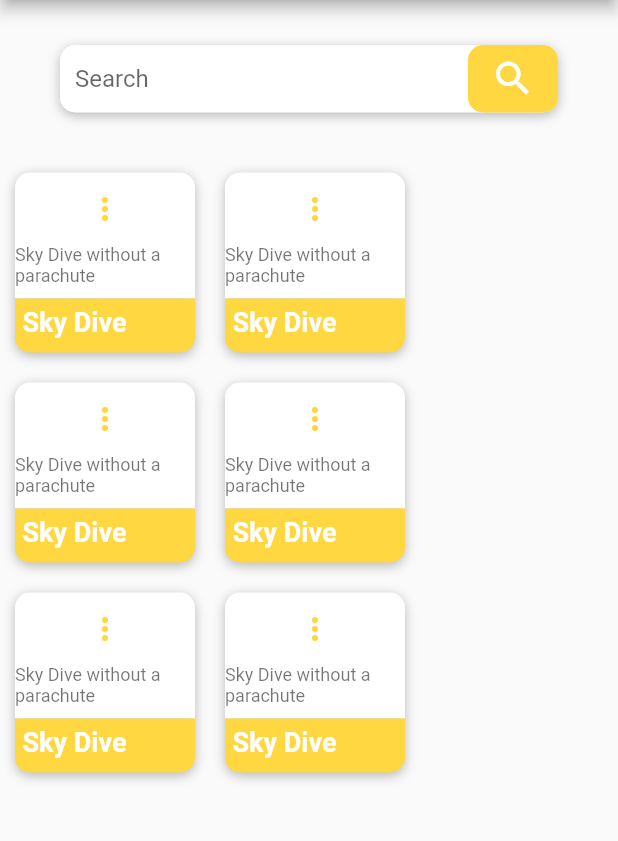
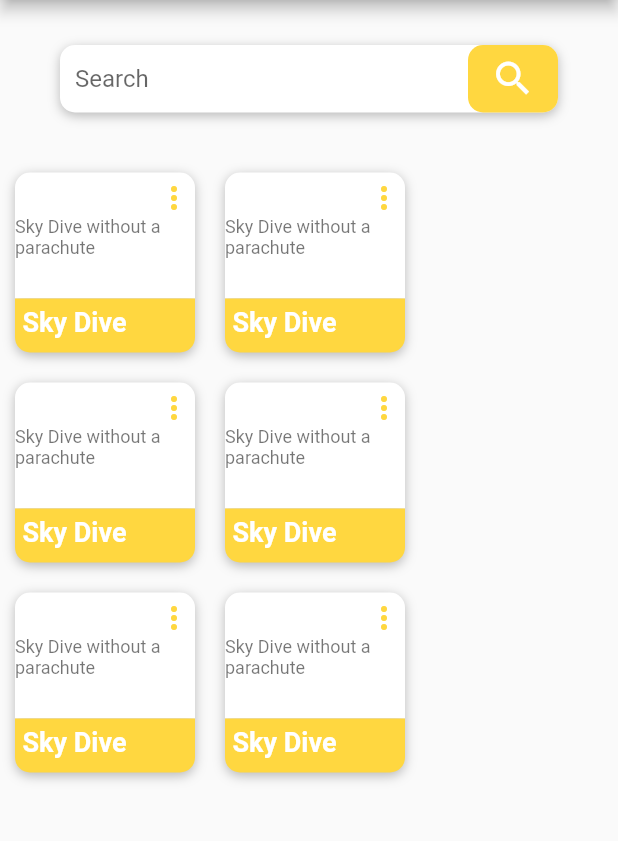
Before and after one commit to AbhilashTUofficial/BucketListApp, a Flutter app: the screen it shows after launch, on a phone screen of 412 x 824 dp, the part 84-925 px from its top. Run offline on Flutter 3.47's test engine with Material 2 defaults, Android fonts, the phone set to English and light mode, and no system bars.

Commit message:
Update top_buckets.dart

```diff
--- a/lib/widgets/top_buckets.dart
+++ b/lib/widgets/top_buckets.dart
@@ -41,10 +41,15 @@ class _TopBucketsState extends State<TopBuckets> {
                 ),
                 child: Column(
                   children: [
-                    IconButton(
-                      icon: Icon(Icons.more_vert),
-                      color: Colors.amberAccent,
-                      onPressed: () {},
+                    Container(
+                      alignment: Alignment.topRight,
+                      child: Container(
+                        margin: EdgeInsets.only(right: 2,top: 5),
+                        child: Icon(
+                          Icons.more_vert,
+                          color: Colors.amberAccent,
+                        ),
+                      ),
                     ),
                     Text(
                       FavList[1].description,
```
